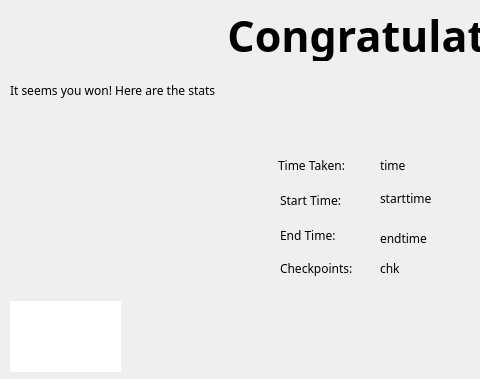
This is wikiLYNX/ui/congrats.ui in flamboyantpenguin/wikiLYNX as Qt 5 draws it before an edit; both pictures show x 0 to 480 and y 0 to 379 of the 853 by 379 pixel window. The edited form follows.
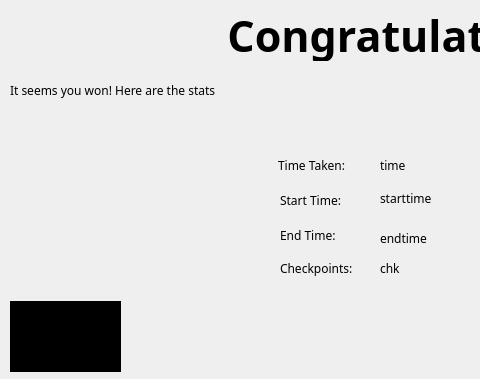
This is the edited form. Icons and pictures are not drawn.

Patch:
```diff
--- a/wikiLYNX/ui/congrats.ui
+++ b/wikiLYNX/ui/congrats.ui
@@ -99,7 +99,7 @@
 hr { height: 1px; border-width: 0; }
 li.unchecked::marker { content: &quot;\2610&quot;; }
 li.checked::marker { content: &quot;\2612&quot;; }
-&lt;/style&gt;&lt;/head&gt;&lt;body style=&quot; font-family:'Noto Sans'; font-size:9pt; font-weight:400; font-style:normal;&quot;&gt;
+&lt;/style&gt;&lt;/head&gt;&lt;body style=&quot; font-family:'Noto Sans'; font-size:9pt; font-weight:400; font-style:normal;&quot; bgcolor=&quot;#000000&quot;&gt;
 &lt;p style=&quot; margin-top:0px; margin-bottom:0px; margin-left:0px; margin-right:0px; -qt-block-indent:0; text-indent:0px;&quot;&gt;&lt;img src=&quot;:/base/images/wikiLYNX_logo.png&quot; width=&quot;100&quot; height=&quot;60&quot; /&gt;&lt;/p&gt;&lt;/body&gt;&lt;/html&gt;</string>
    </property>
    <property name="textInteractionFlags">
```
